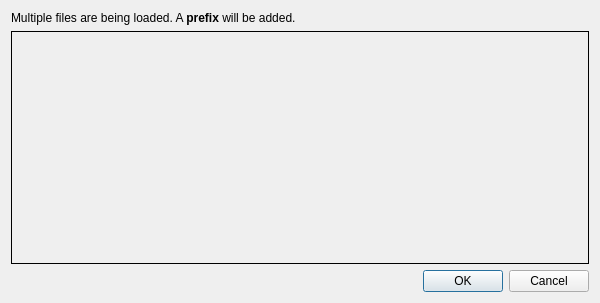
Qt form plotjuggler_app/multifile_prefix.ui (facontidavide/plotjuggler-release) before a commit.
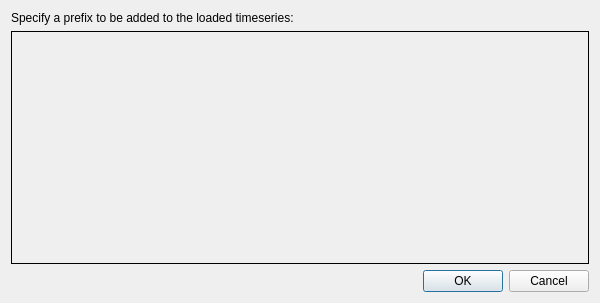
The same form after that commit.

What changed in the file:
```diff
--- a/plotjuggler_app/multifile_prefix.ui
+++ b/plotjuggler_app/multifile_prefix.ui
@@ -23,7 +23,7 @@
    <item>
     <widget class="QLabel" name="label">
      <property name="text">
-      <string>&lt;html&gt;&lt;head/&gt;&lt;body&gt;&lt;p&gt;Multiple files are being loaded. A &lt;span style=&quot; font-weight:600;&quot;&gt;prefix&lt;/span&gt; will be added.&lt;/p&gt;&lt;/body&gt;&lt;/html&gt;</string>
+      <string>&lt;html&gt;&lt;head/&gt;&lt;body&gt;&lt;p&gt;Specify a prefix to be added to the loaded timeseries:&lt;/p&gt;&lt;/body&gt;&lt;/html&gt;</string>
      </property>
      <property name="wordWrap">
       <bool>true</bool>
```
Left out of the diff: 2 changed lines with no effect on the pictures.
